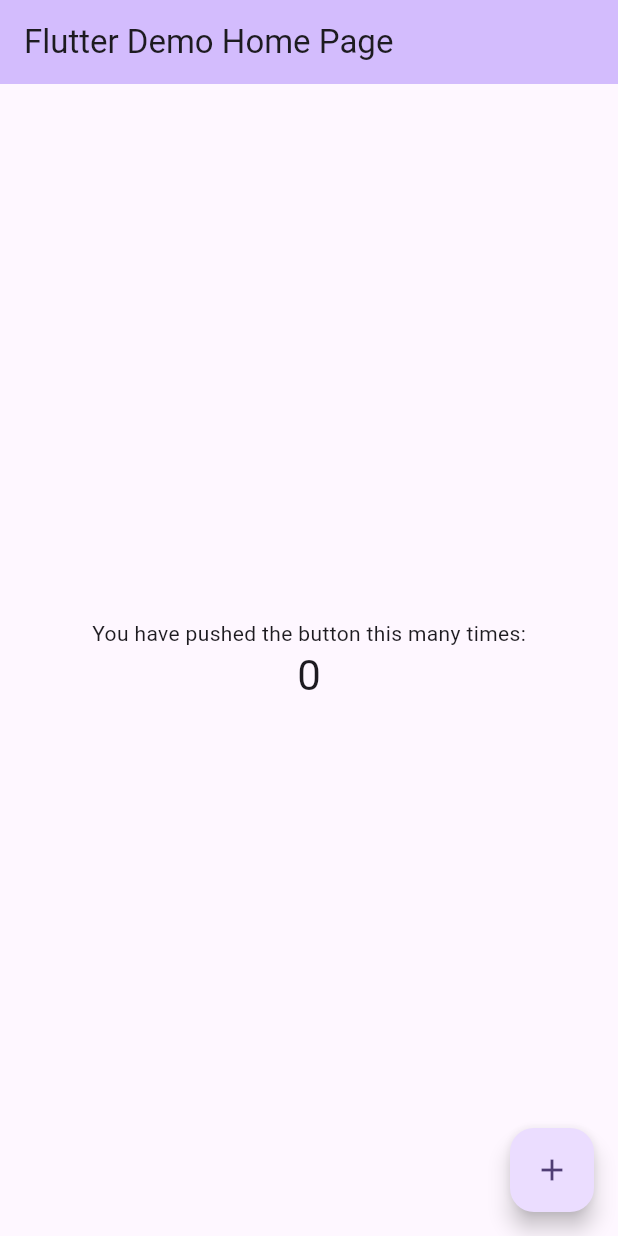
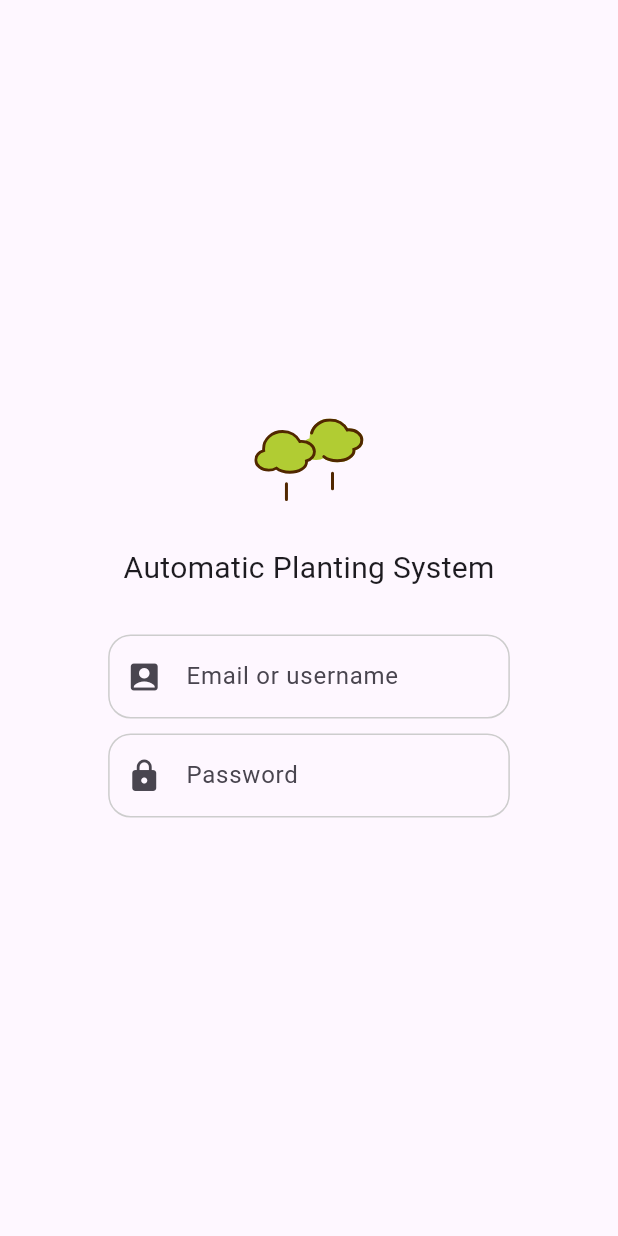
Before and after one commit to understann/smart_farm, a Flutter app: the screen it shows after launch, on a phone screen of 412 x 824 dp. Run offline on Flutter 3.47's test engine with Material 3 defaults, Android fonts, the phone set to English and light mode, and no system bars; our stand-ins replace flutter_svg.

Commit message:
Login Register UI almost finish

```diff
--- a/lib/main.dart
+++ b/lib/main.dart
@@ -1,4 +1,5 @@
 import 'package:flutter/material.dart';
+import 'package:smart_farm/screen/login_screen.dart';
 
 void main() {
   runApp(const MyApp());
@@ -7,119 +8,10 @@ void main() {
 class MyApp extends StatelessWidget {
   const MyApp({super.key});
 
-  // This widget is the root of your application.
   @override
   Widget build(BuildContext context) {
-    return MaterialApp(
-      title: 'Flutter Demo',
-      theme: ThemeData(
-        // This is the theme of your application.
-        //
-        // TRY THIS: Try running your application with "flutter run". You'll see
-        // the application has a purple toolbar. Then, without quitting the app,
-        // try changing the seedColor in the colorScheme below to Colors.green
-        // and then invoke "hot reload" (save your changes or press the "hot
-        // reload" button in a Flutter-supported IDE, or press "r" if you used
-        // the command line to start the app).
-        //
-        // Notice that the counter didn't reset back to zero; the application
-        // state is not lost during the reload. To reset the state, use hot
-        // restart instead.
-        //
-        // This works for code too, not just values: Most code changes can be
-        // tested with just a hot reload.
-        colorScheme: ColorScheme.fromSeed(seedColor: Colors.deepPurple),
-        useMaterial3: true,
-      ),
-      home: const MyHomePage(title: 'Flutter Demo Home Page'),
+    return const MaterialApp(
+      home: LoginScreen()
     );
   }
 }
-
-class MyHomePage extends StatefulWidget {
-  const MyHomePage({super.key, required this.title});
-
-  // This widget is the home page of your application. It is stateful, meaning
-  // that it has a State object (defined below) that contains fields that affect
-  // how it looks.
-
-  // This class is the configuration for the state. It holds the values (in this
-  // case the title) provided by the parent (in this case the App widget) and
-  // used by the build method of the State. Fields in a Widget subclass are
-  // always marked "final".
-
-  final String title;
-
-  @override
-  State<MyHomePage> createState() => _MyHomePageState();
-}
-
-class _MyHomePageState extends State<MyHomePage> {
-  int _counter = 0;
-
-  void _incrementCounter() {
-    setState(() {
-      // This call to setState tells the Flutter framework that something has
-      // changed in this State, which causes it to rerun the build method below
-      // so that the display can reflect the updated values. If we changed
-      // _counter without calling setState(), then the build method would not be
-      // called again, and so nothing would appear to happen.
-      _counter++;
-    });
-  }
-
-  @override
-  Widget build(BuildContext context) {
-    // This method is rerun every time setState is called, for instance as done
-    // by the _incrementCounter method above.
-    //
-    // The Flutter framework has been optimized to make rerunning build methods
-    // fast, so that you can just rebuild anything that needs updating rather
-    // than having to individually change instances of widgets.
-    return Scaffold(
-      appBar: AppBar(
-        // TRY THIS: Try changing the color here to a specific color (to
-        // Colors.amber, perhaps?) and trigger a hot reload to see the AppBar
-        // change color while the other colors stay the same.
-        backgroundColor: Theme.of(context).colorScheme.inversePrimary,
-        // Here we take the value from the MyHomePage object that was created by
-        // the App.build method, and use it to set our appbar title.
-        title: Text(widget.title),
-      ),
-      body: Center(
-        // Center is a layout widget. It takes a single child and positions it
-        // in the middle of the parent.
-        child: Column(
-          // Column is also a layout widget. It takes a list of children and
-          // arranges them vertically. By default, it sizes itself to fit its
-          // children horizontally, and tries to be as tall as its parent.
-          //
-          // Column has various properties to control how it sizes itself and
-          // how it positions its children. Here we use mainAxisAlignment to
-          // center the children vertically; the main axis here is the vertical
-          // axis because Columns are vertical (the cross axis would be
-          // horizontal).
-          //
-          // TRY THIS: Invoke "debug painting" (choose the "Toggle Debug Paint"
-          // action in the IDE, or press "p" in the console), to see the
-          // wireframe for each widget.
-          mainAxisAlignment: MainAxisAlignment.center,
-          children: <Widget>[
-            const Text(
-              'You have pushed the button this many times:',
-            ),
-            Text(
-              '$_counter',
-              style: Theme.of(context).textTheme.headlineMedium,
-            ),
-          ],
-        ),
-      ),
-      floatingActionButton: FloatingActionButton(
-        onPressed: _incrementCounter,
-        tooltip: 'Increment',
-        child: const Icon(Icons.add),
-      ), // This trailing comma makes auto-formatting nicer for build methods.
-    );
-  }
-}
--- /dev/null
+++ b/lib/screen/login_screen.dart
@@ -0,0 +1,67 @@
+import 'package:flutter/material.dart';
+import 'package:flutter_svg/flutter_svg.dart';
+
+class LoginScreen extends StatelessWidget {
+  const LoginScreen({super.key});
+
+  @override
+  Widget build(BuildContext context) {
+    return Scaffold(
+      body: SizedBox(
+        height: double.infinity,
+        width: double.infinity,
+        child: Column(
+          mainAxisAlignment: MainAxisAlignment.center,
+          crossAxisAlignment: CrossAxisAlignment.center,
+          children: [
+            SvgPicture.asset('assets/smart_farm_logo.svg'),
+            const SizedBox(
+              height: 30,
+            ),
+            const Text(
+              'Automatic Planting System',
+              style: TextStyle(fontSize: 20),
+            ),
+            const SizedBox(
+              height: 30,
+            ),
+            SizedBox(
+              width: MediaQuery.of(context).size.width * 0.65,
+              child: TextField(
+                decoration: InputDecoration(
+                    enabledBorder: OutlineInputBorder(
+                        borderSide: const BorderSide(color: Color(0xffcdcdcd)),
+                        borderRadius: BorderRadius.circular(15)),
+                    focusedBorder: OutlineInputBorder(
+                        borderSide: const BorderSide(color: Colors.green),
+                        borderRadius: BorderRadius.circular(15)),
+                    prefixIcon: Icon(Icons.account_box),
+                    hintText: "Email or username",
+                    labelText: "Email or username"),
+
+              ),
+            ),
+            const SizedBox(
+              height: 10,
+            ),
+            SizedBox(
+              width: MediaQuery.of(context).size.width * 0.65,
+              child: TextField(
+                decoration: InputDecoration(
+                    enabledBorder: OutlineInputBorder(
+                        borderSide: const BorderSide(color: Color(0xffcdcdcd)),
+                        borderRadius: BorderRadius.circular(15)),
+                    focusedBorder: OutlineInputBorder(
+                        borderSide: const BorderSide(color: Colors.green),
+                        borderRadius: BorderRadius.circular(15)),
+                    prefixIcon: Icon(Icons.lock),
+                    hintText: "Password",
+                    labelText: "Password"),
+              ),
+            )
+          ],
+        ),
+      ),
+    );
+  }
+}
--- a/pubspec.yaml
+++ b/pubspec.yaml
@@ -35,6 +35,7 @@ dependencies:
   # The following adds the Cupertino Icons font to your application.
   # Use with the CupertinoIcons class for iOS style icons.
   cupertino_icons: ^1.0.6
+  flutter_svg: ^2.0.10+1
 
 dev_dependencies:
   flutter_test:
@@ -59,9 +60,8 @@ flutter:
   uses-material-design: true
 
   # To add assets to your application, add an assets section, like this:
-  # assets:
-  #   - images/a_dot_burr.jpeg
-  #   - images/a_dot_ham.jpeg
+  assets:
+    - assets/
 
   # An image asset can refer to one or more resolution-specific "variants", see
   # https://flutter.dev/assets-and-images/#resolution-aware
```
Also changed, not shown: assets/smart_farm_logo.svg (added), pubspec.lock.
